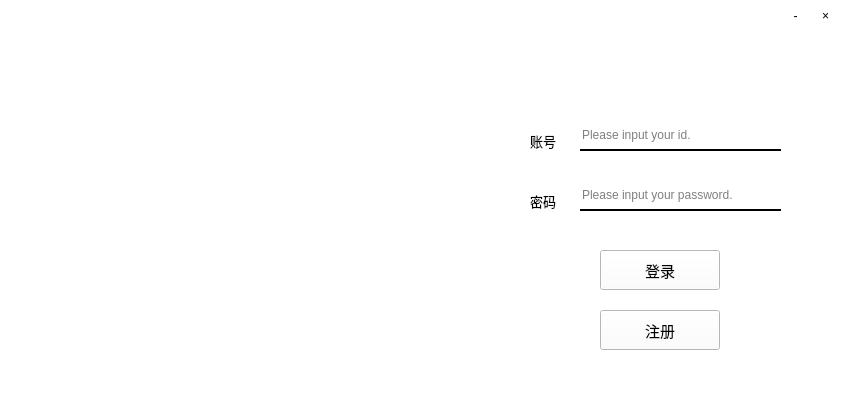
The window that GUI/login.ui (HandlerNine/QtProject) describes before a commit, drawn with Qt 5.
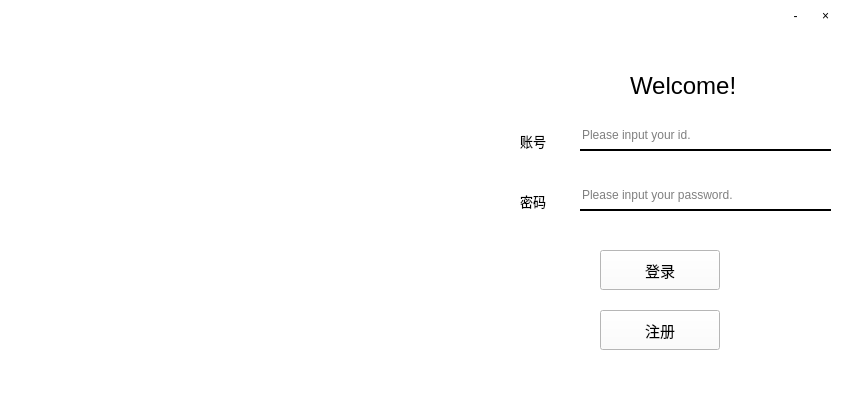
The same window after the commit.

```diff
--- a/GUI/login.ui
+++ b/GUI/login.ui
@@ -38,9 +38,9 @@
    <widget class="QLabel" name="account">
     <property name="geometry">
      <rect>
-      <x>530</x>
+      <x>520</x>
       <y>130</y>
-      <width>31</width>
+      <width>41</width>
       <height>21</height>
      </rect>
     </property>
@@ -63,9 +63,9 @@
    <widget class="QLabel" name="password">
     <property name="geometry">
      <rect>
-      <x>530</x>
+      <x>520</x>
       <y>190</y>
-      <width>31</width>
+      <width>41</width>
       <height>21</height>
      </rect>
     </property>
@@ -90,7 +90,7 @@
      <rect>
       <x>580</x>
       <y>120</y>
-      <width>201</width>
+      <width>251</width>
       <height>31</height>
      </rect>
     </property>
@@ -115,7 +115,7 @@
      <rect>
       <x>580</x>
       <y>180</y>
-      <width>201</width>
+      <width>251</width>
       <height>31</height>
      </rect>
     </property>
@@ -243,6 +243,24 @@
      <bool>true</bool>
     </property>
    </widget>
+   <widget class="QLabel" name="Welcome">
+    <property name="geometry">
+     <rect>
+      <x>630</x>
+      <y>70</y>
+      <width>121</width>
+      <height>31</height>
+     </rect>
+    </property>
+    <property name="font">
+     <font>
+      <pointsize>18</pointsize>
+     </font>
+    </property>
+    <property name="text">
+     <string>Welcome!</string>
+    </property>
+   </widget>
   </widget>
  </widget>
  <layoutdefault spacing="6" margin="11"/>
```
